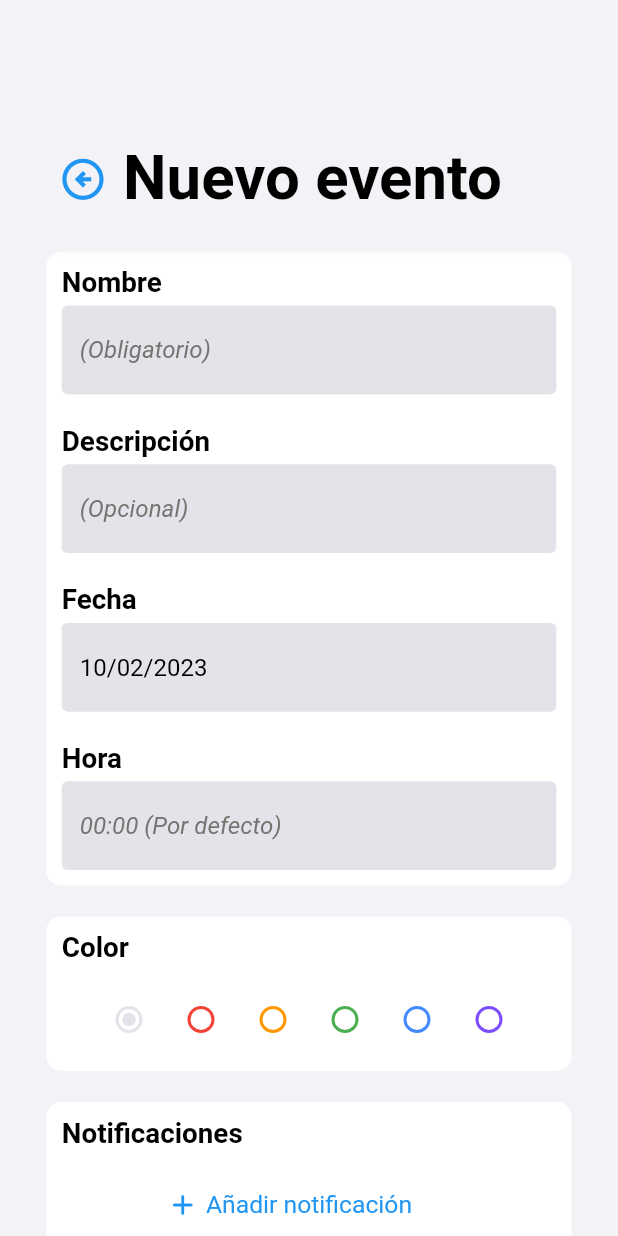
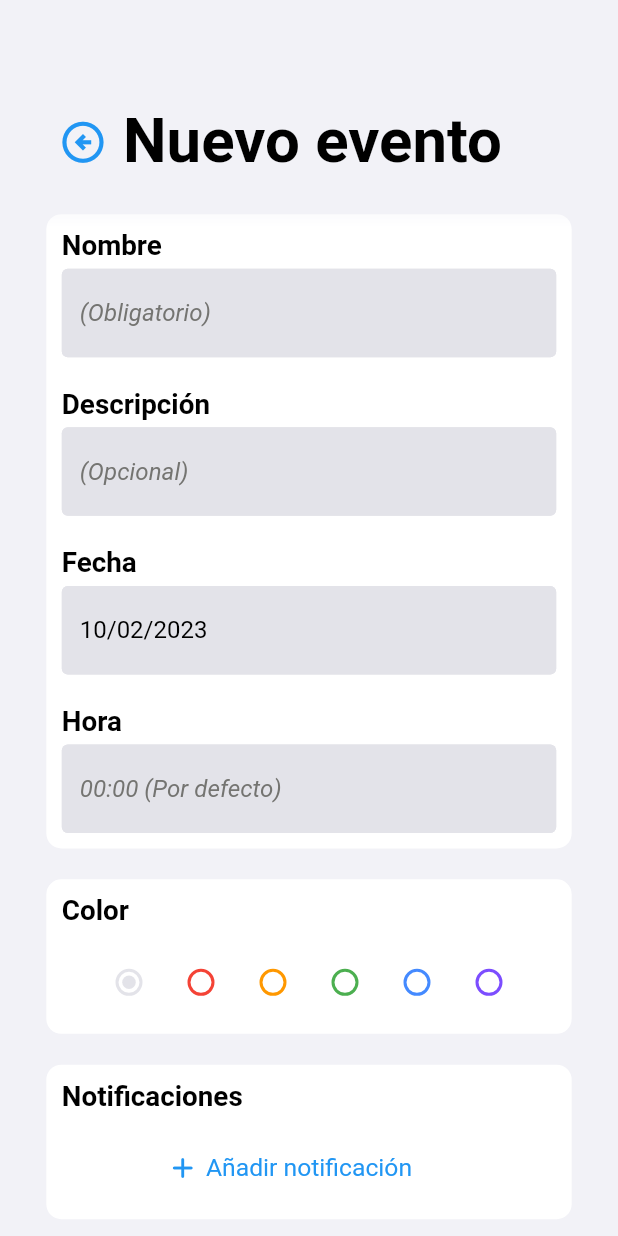
Before and after one commit to joaquinsolla/Simplex, a Flutter app: the screen it shows once a user with an empty profile is signed in, after a tap on the "add" icon, on a phone screen of 412 x 824 dp. Run offline on Flutter 3.47's test engine with Material 2 defaults, Android fonts, the phone set to English and light mode, and no system bars; our stand-ins replace bottom_navy_bar, cloud_firestore, firebase_auth, firebase_core, flutter_local_notifications, focused_menu and 4 more; accounts and stored records are empty.

Commit message:
Updated go-to-top buttons

```diff
--- a/lib/common/widgets/headers.dart
+++ b/lib/common/widgets/headers.dart
@@ -5,7 +5,7 @@ Column AuthHeader(){
   return Column(
     children: [
       SizedBox(
-        height: deviceHeight * 0.04,
+        height: deviceHeight * 0.01,
       ),
       Row(
         children: [
@@ -41,7 +41,7 @@ Column HomeHeader(String text, List<Widget> buttons) {
   return Column(
     children: [
       SizedBox(
-        height: deviceHeight * 0.04,
+        height: deviceHeight * 0.01,
       ),
       Row(
         children: headerItems,
@@ -53,7 +53,7 @@ Column HomeHeader(String text, List<Widget> buttons) {
 Column PageHeader(BuildContext context, String text) {
   return Column(
     children: [
-      SizedBox(height: deviceHeight * 0.04),
+      SizedBox(height: deviceHeight * 0.01),
       Row(
         crossAxisAlignment: CrossAxisAlignment.start,
         children: [
--- a/lib/pages/events/events_main.dart
+++ b/lib/pages/events/events_main.dart
@@ -283,6 +283,7 @@ class _EventsMainPageState extends State<EventsMainPage> {
 
                   Column(children: events.map(buildEventBox).toList(),),
 
+                  // TODO: Update when routines implemented
                   if (events.length != 0 || todos.length != 0 || notes.length != 0) SizedBox(height: deviceHeight*0.01,),
                   if (events.length != 0 || todos.length != 0 || notes.length != 0) Container(
                     alignment: Alignment.center,
--- a/lib/pages/home.dart
+++ b/lib/pages/home.dart
@@ -300,7 +300,7 @@ class _HomeState extends State<Home> {
                 context: context,
                 builder: (context) {
                   return CupertinoAlertDialog(
-                    title: Text('¿Cerrar sesión?'),
+                    title: Text('Cerrar sesión'),
                     content: Text('Para volver a acceder a tu cuenta deberás '
                         'proporcionar tu email y contraseña.'),
                     actions: <Widget>[
--- a/lib/pages/notes/notes_main.dart
+++ b/lib/pages/notes/notes_main.dart
@@ -163,16 +163,17 @@ class _NotesMainPageState extends State<NotesMainPage> {
                         child: MasonryGridView.count(
                             padding: EdgeInsets.zero,
                             physics: const ScrollPhysics(parent: BouncingScrollPhysics()),
-                            controller: _scrollController,
                             shrinkWrap: true,
                             itemCount: notes.length,
                             crossAxisCount: 2,
 
                             itemBuilder: (context, index) {
-                              if (index==notes.length-1) return Column(children: [
-                                notes.map(buildNoteCard).toList()[index],
-                                SizedBox(height: deviceHeight*0.01,),
-                                Container(
+                              return notes.map(buildNoteCard).toList()[index];
+                            }),
+                      ),
+
+                      if (notes != 0) SizedBox(height: deviceHeight*0.01,),
+                      if (notes != 0) Container(
                         alignment: Alignment.center,
                         child: IconButton(
                           icon: Icon(Icons.arrow_circle_up_rounded,
@@ -187,11 +188,7 @@ class _NotesMainPageState extends State<NotesMainPage> {
                                   curve: Curves.fastOutSlowIn);
                             });
                           },
-                                  ),),
-                                SizedBox(height: deviceHeight*0.1,),
-                              ],);
-                              else return notes.map(buildNoteCard).toList()[index];
-                            }),
+                        ),
                       ),
                     ],
                   );
--- a/lib/pages/todos/todos_main.dart
+++ b/lib/pages/todos/todos_main.dart
@@ -233,11 +233,9 @@ class _TodosMainPageState extends State<TodosMainPage> {
                             });
                           },
                         ),),
-                      SizedBox(height: deviceHeight*0.1,),
                     ],
                   );
                 }
-
                 else return LoadingContainer('Cargando tus tareas...', 0.75);
               }),
         ],
```
Lines whose indentation alone changed are shown as unchanged.
